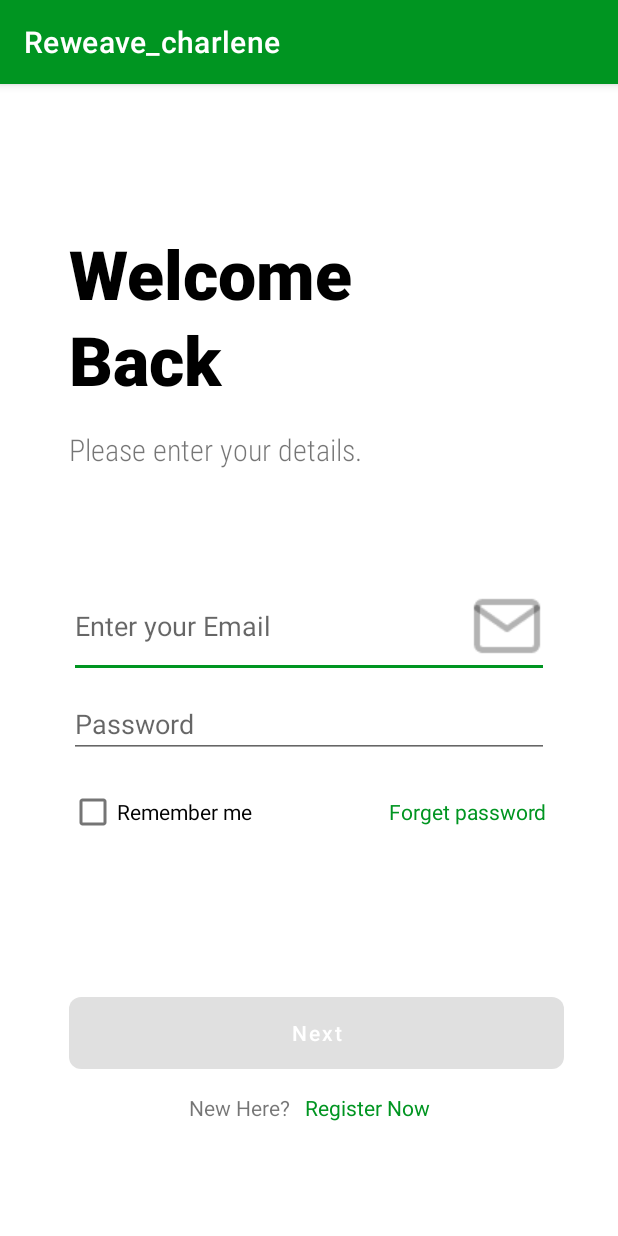
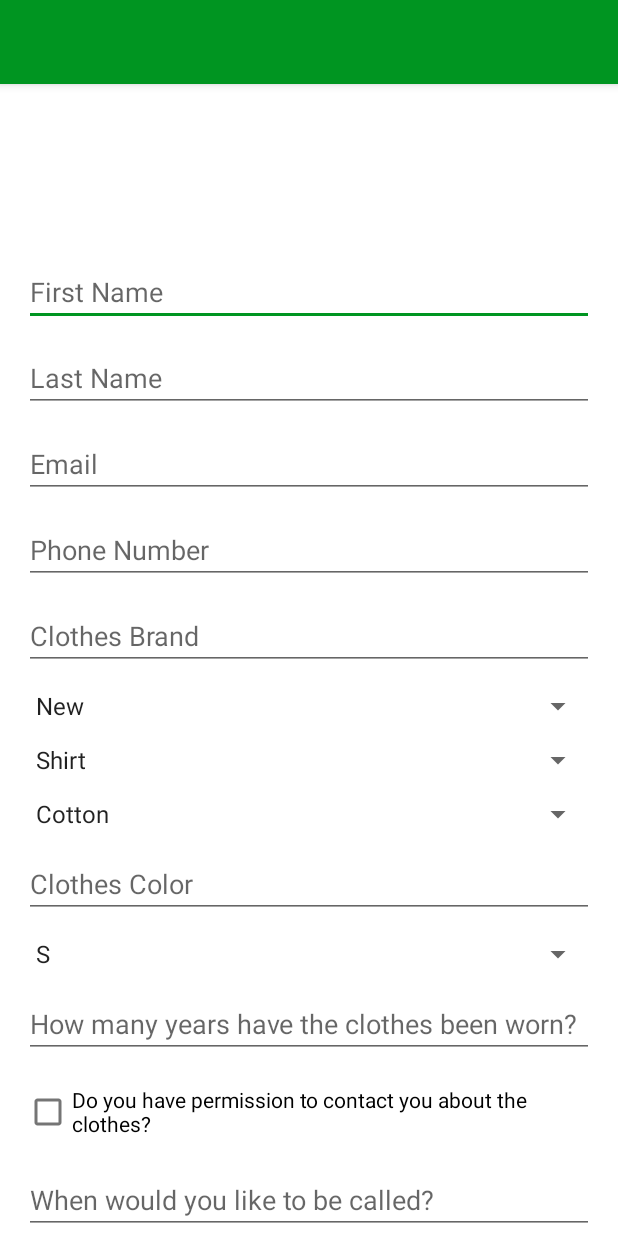
Before and after one commit to siilverred/ReWeave, an Android app: the screen it shows after launch (MainActivity), on a phone screen of 412 x 824 dp. Run offline under Robolectric (Android 15) with nearby library versions, the phone set to English and light mode, and no system bars.

Commit message:
formulir donasi (first commit)

```diff
--- /dev/null
+++ b/app/src/main/java/edu/uph/m23si2/reweave_charlene/FormulirDonasi.java
@@ -0,0 +1,150 @@
+package edu.uph.m23si2.reweave_charlene;
+
+import android.os.Bundle;
+import android.view.LayoutInflater;
+import android.view.View;
+import android.view.ViewGroup;
+import android.widget.ArrayAdapter;
+import android.widget.Button;
+import android.widget.CheckBox;
+import android.widget.EditText;
+import android.widget.Spinner;
+import android.widget.TextView;
+import android.widget.Toast;
+
+import androidx.fragment.app.Fragment;
+
+public class FormulirDonasi extends Fragment {
+
+    // Declare form fields
+    private EditText firstName, lastName, email, phoneNumber, clothesBrand, clothesColor, clothesAge, preferredCallTime, extraInfo;
+    private Spinner clothesCondition, clothesType, clothesFabric, clothesSize;
+    private CheckBox permissionContact;
+    private Button uploadButton, submitButton;
+    private TextView dragDropArea, uploadPhotosLabel;
+
+    @Nullable
+    @Override
+    public View onCreateView(@NonNull LayoutInflater inflater,
+                             @Nullable ViewGroup container,
+                             @Nullable Bundle savedInstanceState) {
+        // Inflate the layout for this fragment
+        View rootView = inflater.inflate(R.layout.fragment_formulir_donasi, container, false);
+
+        // Initialize form fields
+        firstName = rootView.findViewById(R.id.first_name);
+        lastName = rootView.findViewById(R.id.last_name);
+        email = rootView.findViewById(R.id.email);
+        phoneNumber = rootView.findViewById(R.id.phone_number);
+        clothesBrand = rootView.findViewById(R.id.clothes_brand);
+        clothesColor = rootView.findViewById(R.id.clothes_color);
+        clothesAge = rootView.findViewById(R.id.clothes_age);
+        preferredCallTime = rootView.findViewById(R.id.preferred_call_time);
+        extraInfo = rootView.findViewById(R.id.extra_info);
+
+        clothesCondition = rootView.findViewById(R.id.clothes_condition);
+        clothesType = rootView.findViewById(R.id.clothes_type);
+        clothesFabric = rootView.findViewById(R.id.clothes_fabric);
+        clothesSize = rootView.findViewById(R.id.clothes_size);
+
+        permissionContact = rootView.findViewById(R.id.permission_contact);
+        uploadButton = rootView.findViewById(R.id.upload_button);
+        submitButton = rootView.findViewById(R.id.submit_button);
+
+        dragDropArea = rootView.findViewById(R.id.drag_drop_area);
+        uploadPhotosLabel = rootView.findViewById(R.id.upload_photos_label);
+
+        // Setup Spinners
+        setupSpinners();
+
+        // Set click listeners
+        submitButton.setOnClickListener(new View.OnClickListener() {
+            @Override
+            public void onClick(View view) {
+                submitForm();
+            }
+        });
+
+        uploadButton.setOnClickListener(new View.OnClickListener() {
+            @Override
+            public void onClick(View view) {
+                // Handle file upload (This is just a placeholder for now)
+                Toast.makeText(getActivity(), "File upload clicked", Toast.LENGTH_SHORT).show();
+            }
+        });
+
+        return rootView;
+    }
+
+    // Method to setup the Spinners
+    private void setupSpinners() {
+        // Clothes Condition Spinner
+        ArrayAdapter<CharSequence> conditionAdapter = ArrayAdapter.createFromResource(getActivity(),
+                R.array.clothes_condition, android.R.layout.simple_spinner_item);
+        conditionAdapter.setDropDownViewResource(android.R.layout.simple_spinner_dropdown_item);
+        clothesCondition.setAdapter(conditionAdapter);
+
+        // Clothes Type Spinner
+        ArrayAdapter<CharSequence> typeAdapter = ArrayAdapter.createFromResource(getActivity(),
+                R.array.clothes_type, android.R.layout.simple_spinner_item);
+        typeAdapter.setDropDownViewResource(android.R.layout.simple_spinner_dropdown_item);
+        clothesType.setAdapter(typeAdapter);
+
+        // Clothes Fabric Spinner
+        ArrayAdapter<CharSequence> fabricAdapter = ArrayAdapter.createFromResource(getActivity(),
+                R.array.clothes_fabric, android.R.layout.simple_spinner_item);
+        fabricAdapter.setDropDownViewResource(android.R.layout.simple_spinner_dropdown_item);
+        clothesFabric.setAdapter(fabricAdapter);
+
+        // Clothes Size Spinner
+        ArrayAdapter<CharSequence> sizeAdapter = ArrayAdapter.createFromResource(getActivity(),
+                R.array.clothes_size, android.R.layout.simple_spinner_item);
+        sizeAdapter.setDropDownViewResource(android.R.layout.simple_spinner_dropdown_item);
+        clothesSize.setAdapter(sizeAdapter);
+    }
+
+    private void submitForm() {
+        // Gather form data
+        String firstNameText = firstName.getText().toString().trim();
+        String lastNameText = lastName.getText().toString().trim();
+        String emailText = email.getText().toString().trim();
+        String phoneNumberText = phoneNumber.getText().toString().trim();
+        String clothesBrandText = clothesBrand.getText().toString().trim();
+        String clothesColorText = clothesColor.getText().toString().trim();
+        String clothesAgeText = clothesAge.getText().toString().trim();
+        String preferredCallTimeText = preferredCallTime.getText().toString().trim();
+        String extraInfoText = extraInfo.getText().toString().trim();
+
+        // Validate form fields
+        if (firstNameText.isEmpty() || lastNameText.isEmpty() || emailText.isEmpty() || phoneNumberText.isEmpty()) {
+            Toast.makeText(getActivity(), "Please fill in all required fields", Toast.LENGTH_SHORT).show();
+            return;
+        }
+
+        // Process form data (e.g., store in database, send to server, etc.)
+        // For now, just show a success message
+        Toast.makeText(getActivity(), "Donation form submitted successfully!", Toast.LENGTH_SHORT).show();
+
+        // Clear the form after submission
+        clearForm();
+    }
+
+    private void clearForm() {
+        firstName.setText("");
+        lastName.setText("");
+        email.setText("");
+        phoneNumber.setText("");
+        clothesBrand.setText("");
+        clothesColor.setText("");
+        clothesAge.setText("");
+        preferredCallTime.setText("");
+        extraInfo.setText("");
+
+        clothesCondition.setSelection(0);  // Reset spinner to first item
+        clothesType.setSelection(0);
+        clothesFabric.setSelection(0);
+        clothesSize.setSelection(0);
+
+        permissionContact.setChecked(false);
+    }
+}
--- a/app/src/main/java/edu/uph/m23si2/reweave_charlene/MainActivity.java
+++ b/app/src/main/java/edu/uph/m23si2/reweave_charlene/MainActivity.java
@@ -2,14 +2,8 @@ package edu.uph.m23si2.reweave_charlene;
 
 import android.os.Bundle;
 
-import androidx.activity.EdgeToEdge;
 import androidx.appcompat.app.AppCompatActivity;
-import androidx.core.graphics.Insets;
-import androidx.core.view.ViewCompat;
-import androidx.core.view.WindowInsetsCompat;
 import androidx.fragment.app.FragmentTransaction;
-
-import edu.uph.m23si2.reweave_charlene.ui.login.reweave_login;
 
 public class MainActivity extends AppCompatActivity {
 
@@ -18,13 +12,13 @@ public class MainActivity extends AppCompatActivity {
         super.onCreate(savedInstanceState);
         setContentView(R.layout.activity_main);
 
-        // Cek apakah fragment sudah ada, jika belum, tampilkan LoginFragment
+        // Check if the fragment is already added, if not, show FormulirDonasi fragment
         if (savedInstanceState == null) {
-            // Membuat instance dari LoginFragment
-            reweave_login loginFragment = new reweave_login();
-            // Memulai transaksi fragment untuk menggantikan layout container dengan fragment
+            // Create an instance of FormulirDonasi fragment
+            FormulirDonasi formulirDonasiFragment = new FormulirDonasi();
+            // Start a fragment transaction to replace the layout container with the FormulirDonasi fragment
             FragmentTransaction transaction = getSupportFragmentManager().beginTransaction();
-            transaction.replace(R.id.fragment_container, loginFragment); // Ganti dengan container fragment di layout
+            transaction.replace(R.id.fragment_container, formulirDonasiFragment); // Replace with the fragment container in the layout
             transaction.commit();
         }
     }
--- /dev/null
+++ b/app/src/main/res/layout/fragment_formulir_donasi.xml
@@ -0,0 +1,171 @@
+<?xml version="1.0" encoding="utf-8"?>
+<androidx.core.widget.NestedScrollView
+    xmlns:android="http://schemas.android.com/apk/res/android"
+    xmlns:tools="http://schemas.android.com/tools"
+    android:layout_width="match_parent"
+    android:layout_height="match_parent"
+    tools:context=".formulir_donasi">
+
+    <LinearLayout
+        android:layout_width="match_parent"
+        android:layout_height="wrap_content"
+        android:orientation="vertical"
+        android:padding="16dp">
+
+        <!-- First Name -->
+        <EditText
+            android:id="@+id/first_name"
+            android:layout_width="match_parent"
+            android:layout_height="wrap_content"
+            android:hint="First Name"
+            android:inputType="textPersonName"
+            android:layout_marginBottom="12dp"
+            android:layout_marginTop="100dp"/>
+
+        <!-- Last Name -->
+        <EditText
+            android:id="@+id/last_name"
+            android:layout_width="match_parent"
+            android:layout_height="wrap_content"
+            android:hint="Last Name"
+            android:inputType="textPersonName"
+            android:layout_marginBottom="12dp"/>
+
+        <!-- Email -->
+        <EditText
+            android:id="@+id/email"
+            android:layout_width="match_parent"
+            android:layout_height="wrap_content"
+            android:hint="Email"
+            android:inputType="textEmailAddress"
+            android:layout_marginBottom="12dp"/>
+
+        <!-- Phone Number -->
+        <EditText
+            android:id="@+id/phone_number"
+            android:layout_width="match_parent"
+            android:layout_height="wrap_content"
+            android:hint="Phone Number"
+            android:inputType="phone"
+            android:layout_marginBottom="12dp"/>
+
+        <!-- Clothes Brand -->
+        <EditText
+            android:id="@+id/clothes_brand"
+            android:layout_width="match_parent"
+            android:layout_height="wrap_content"
+            android:hint="Clothes Brand"
+            android:inputType="text"
+            android:layout_marginBottom="12dp"/>
+
+        <!-- Clothes Condition -->
+        <Spinner
+            android:id="@+id/clothes_condition"
+            android:layout_width="match_parent"
+            android:layout_height="wrap_content"
+            android:layout_marginBottom="12dp"/>
+
+        <!-- Clothes Type -->
+        <Spinner
+            android:id="@+id/clothes_type"
+            android:layout_width="match_parent"
+            android:layout_height="wrap_content"
+            android:layout_marginBottom="12dp"/>
+
+        <!-- Clothes Fabric -->
+        <Spinner
+            android:id="@+id/clothes_fabric"
+            android:layout_width="match_parent"
+            android:layout_height="wrap_content"
+            android:layout_marginBottom="12dp"/>
+
+        <!-- Clothes Color -->
+        <EditText
+            android:id="@+id/clothes_color"
+            android:layout_width="match_parent"
+            android:layout_height="wrap_content"
+            android:hint="Clothes Color"
+            android:inputType="text"
+            android:layout_marginBottom="12dp"/>
+
+        <!-- Clothes Size -->
+        <Spinner
+            android:id="@+id/clothes_size"
+            android:layout_width="match_parent"
+            android:layout_height="wrap_content"
+            android:layout_marginBottom="12dp"/>
+
+        <!-- Clothes Age -->
+        <EditText
+            android:id="@+id/clothes_age"
+            android:layout_width="match_parent"
+            android:layout_height="wrap_content"
+            android:hint="How many years have the clothes been worn?"
+            android:inputType="number"
+            android:layout_marginBottom="12dp"/>
+
+        <!-- Permission to Contact -->
+        <CheckBox
+            android:id="@+id/permission_contact"
+            android:layout_width="wrap_content"
+            android:layout_height="wrap_content"
+            android:text="Do you have permission to contact you about the clothes?"
+            android:layout_marginBottom="12dp"/>
+
+        <!-- Preferred Call Time -->
+        <EditText
+            android:id="@+id/preferred_call_time"
+            android:layout_width="match_parent"
+            android:layout_height="wrap_content"
+            android:hint="When would you like to be called?"
+            android:inputType="datetime"
+            android:layout_marginBottom="12dp"/>
+
+        <!-- Upload Photos Label -->
+        <TextView
+            android:id="@+id/upload_photos_label"
+            android:layout_width="wrap_content"
+            android:layout_height="wrap_content"
+            android:text="Please upload the photos of the clothes."
+            android:textStyle="bold"
+            android:layout_marginTop="8dp"
+            android:layout_marginBottom="12dp"/>
+
+        <!-- Upload Button -->
+        <Button
+            android:id="@+id/upload_button"
+            android:layout_width="wrap_content"
+            android:layout_height="wrap_content"
+            android:text="Browse Files"
+            android:layout_marginBottom="12dp"
+            android:layout_gravity="center"/>
+
+        <!-- Drag and Drop Area -->
+        <TextView
+            android:id="@+id/drag_drop_area"
+            android:layout_width="match_parent"
+            android:layout_height="wrap_content"
+            android:text="Drag and drop files here\nNo file chosen"
+            android:gravity="center"
+            android:layout_marginBottom="12dp"/>
+
+        <!-- Additional Information -->
+        <EditText
+            android:id="@+id/extra_info"
+            android:layout_width="match_parent"
+            android:layout_height="wrap_content"
+            android:hint="Is there any information that you would like to add?"
+            android:inputType="textMultiLine"
+            android:layout_marginBottom="12dp"/>
+
+        <!-- Submit Button -->
+        <Button
+            android:id="@+id/submit_button"
+            android:layout_width="wrap_content"
+            android:layout_height="wrap_content"
+            android:text="Submit"
+            android:layout_marginTop="16dp"
+            android:layout_gravity="center"/>
+
+    </LinearLayout>
+</androidx.core.widget.NestedScrollView>
--- a/app/src/main/res/values/dimens.xml
+++ b/app/src/main/res/values/dimens.xml
@@ -1,5 +1,6 @@
 <resources>
     <!-- Default screen margins, per the Android Design guidelines. -->
- <dimen name="fragment_horizontal_margin">16dp</dimen>
- <dimen name="fragment_vertical_margin">16dp</dimen>
+    <dimen name="fragment_horizontal_margin">16dp</dimen>
+    <dimen name="fragment_vertical_margin">16dp</dimen>
+    <dimen name="text_margin">16dp</dimen>
 </resources>
--- a/app/src/main/res/values/strings.xml
+++ b/app/src/main/res/values/strings.xml
@@ -1,12 +1,36 @@
 <resources>
-    <string name="app_name">Reweave_charlene</string>
-    <!-- Strings related to login -->
-    <string name="prompt_email">Email</string>
-    <string name="prompt_password">Password</string>
-    <string name="action_sign_in">Sign in or register</string>
-    <string name="action_sign_in_short">Sign in</string>
-    <string name="welcome">"Welcome!"</string>
-    <string name="invalid_username">Not a valid username</string>
-    <string name="invalid_password">Password must be >5 characters</string>
-    <string name="login_failed">"Login failed"</string>
+    <!-- Clothes Condition -->
+    <string-array name="clothes_condition">
+        <item>New</item>
+        <item>Good Condition</item>
+        <item>Worn</item>
+        <item>Damaged</item>
+    </string-array>
+
+    <!-- Clothes Type -->
+    <string-array name="clothes_type">
+        <item>Shirt</item>
+        <item>Pants</item>
+        <item>Jacket</item>
+        <item>Dress</item>
+        <item>Others</item>
+    </string-array>
+
+    <!-- Clothes Fabric -->
+    <string-array name="clothes_fabric">
+        <item>Cotton</item>
+        <item>Wool</item>
+        <item>Polyester</item>
+        <item>Silk</item>
+        <item>Others</item>
+    </string-array>
+
+    <!-- Clothes Size -->
+    <string-array name="clothes_size">
+        <item>S</item>
+        <item>M</item>
+        <item>L</item>
+        <item>XL</item>
+        <item>XXL</item>
+    </string-array>
 </resources>
```
